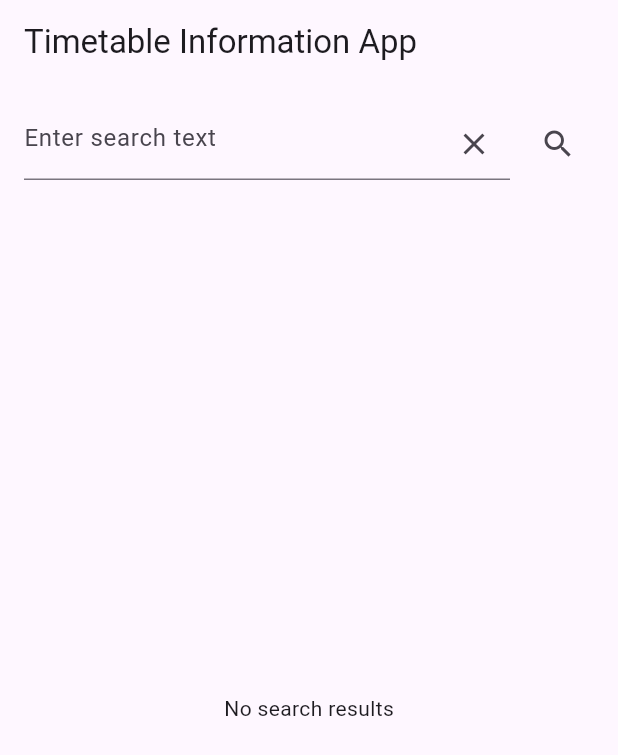
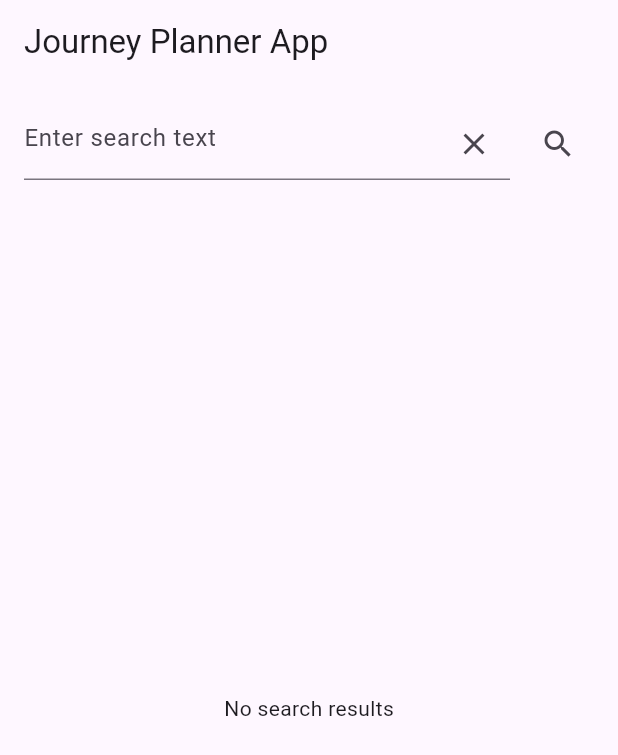
Before and after one commit to Charizard17/fahrplanauskunfts_app, a Flutter app: the screen it shows after launch, on a phone screen of 412 x 824 dp. Shown: the top 755 px of the screen. Run offline on Flutter 3.47's test engine with Material 3 defaults, Android fonts, the phone set to English and light mode, and no system bars; our stand-ins replace dio.

Commit message:
app renamed to journay planner

```diff
--- a/lib/main.dart
+++ b/lib/main.dart
@@ -1,7 +1,7 @@
 import 'package:flutter/material.dart';
 import 'package:provider/provider.dart';
-import 'package:timetable_info_app/providers/search_provider.dart';
-import 'package:timetable_info_app/screens/main_screen.dart';
+import 'package:journey_planner_app/providers/search_provider.dart';
+import 'package:journey_planner_app/screens/main_screen.dart';
 
 void main() {
   runApp(
@@ -18,7 +18,7 @@ class MyApp extends StatelessWidget {
   @override
   Widget build(BuildContext context) {
     return MaterialApp(
-      title: 'Timetable Info App',
+      title: 'Journey Planner App',
       debugShowCheckedModeBanner: false,
       theme: ThemeData(
         colorScheme: ColorScheme.fromSeed(seedColor: Colors.deepPurple),
--- a/lib/providers/search_provider.dart
+++ b/lib/providers/search_provider.dart
@@ -1,6 +1,6 @@
 import 'package:flutter/material.dart';
-import 'package:timetable_info_app/models/search_result.dart';
-import 'package:timetable_info_app/services/search_service.dart';
+import 'package:journey_planner_app/models/search_result.dart';
+import 'package:journey_planner_app/services/search_service.dart';
 
 class SearchProvider extends ChangeNotifier {
   final SearchService _searchService = SearchService();
--- a/lib/screens/main_screen.dart
+++ b/lib/screens/main_screen.dart
@@ -1,7 +1,7 @@
 import 'package:flutter/material.dart';
 import 'package:provider/provider.dart';
-import 'package:timetable_info_app/providers/search_provider.dart';
-import 'package:timetable_info_app/models/search_result.dart';
+import 'package:journey_planner_app/providers/search_provider.dart';
+import 'package:journey_planner_app/models/search_result.dart';
 
 class MainScreen extends StatelessWidget {
   final TextEditingController _searchController = TextEditingController();
@@ -12,7 +12,7 @@ class MainScreen extends StatelessWidget {
 
     return Scaffold(
       appBar: AppBar(
-        title: const Text('Timetable Information App'),
+        title: const Text('Journey Planner App'),
       ),
       body: Padding(
         padding: const EdgeInsets.all(16.0),
--- a/lib/services/search_service.dart
+++ b/lib/services/search_service.dart
@@ -1,6 +1,6 @@
 import 'package:dio/dio.dart';
 import 'package:flutter/material.dart';
-import 'package:timetable_info_app/models/search_result.dart';
+import 'package:journey_planner_app/models/search_result.dart';
 
 class SearchService {
   final Dio _dio = Dio();
--- a/pubspec.yaml
+++ b/pubspec.yaml
@@ -1,4 +1,4 @@
-name: timetable_info_app
+name: journey_planner_app
 description: "A new Flutter project."
 # The following line prevents the package from being accidentally published to
 # pub.dev using `flutter pub publish`. This is preferred for private packages.
```
Also changed, not shown: 6 other files.
